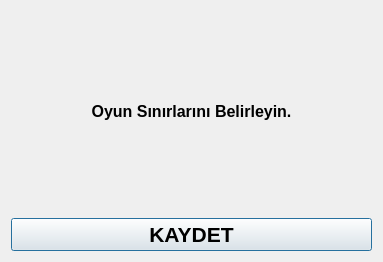
Old version of the form area_selector.ui in the repository Sophie-Williams/TrexRunner.
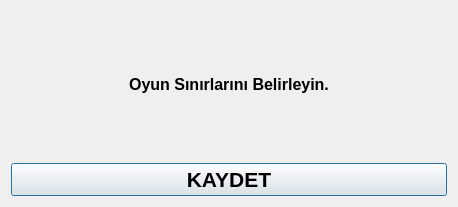
New version of the form.

```diff
--- a/area_selector.ui
+++ b/area_selector.ui
@@ -6,10 +6,16 @@
    <rect>
     <x>0</x>
     <y>0</y>
-    <width>383</width>
-    <height>262</height>
+    <width>458</width>
+    <height>207</height>
    </rect>
   </property>
+  <property name="minimumSize">
+   <size>
+    <width>0</width>
+    <height>0</height>
+   </size>
+  </property>
   <property name="windowTitle">
    <string>Dialog</string>
   </property>
```
